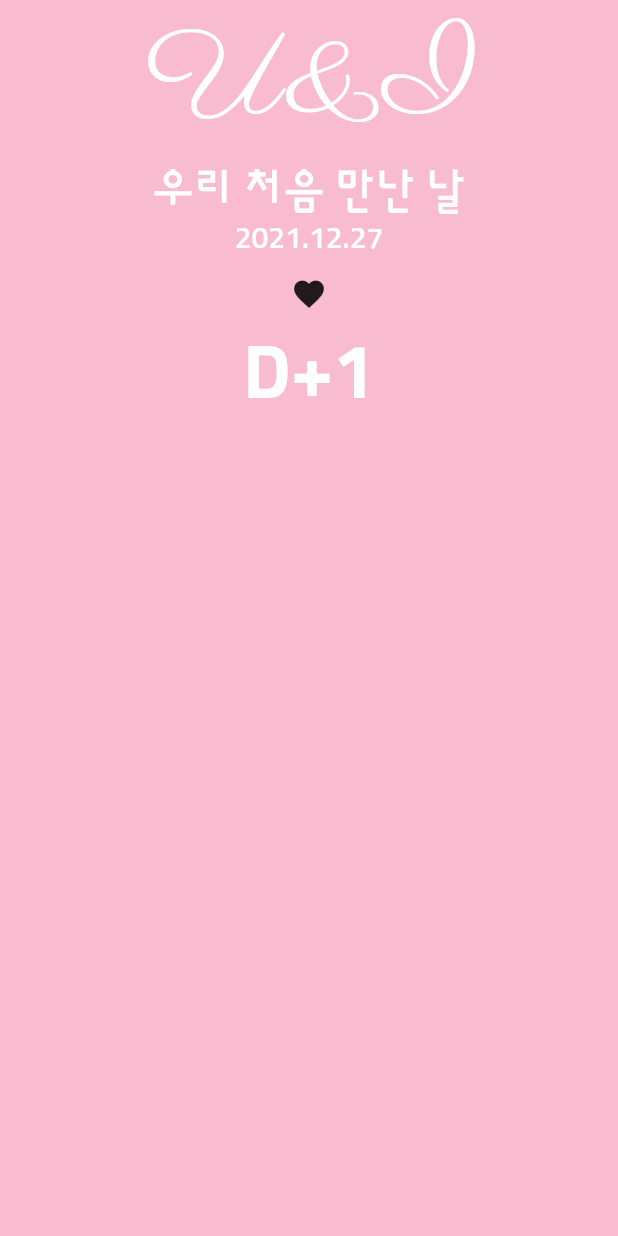
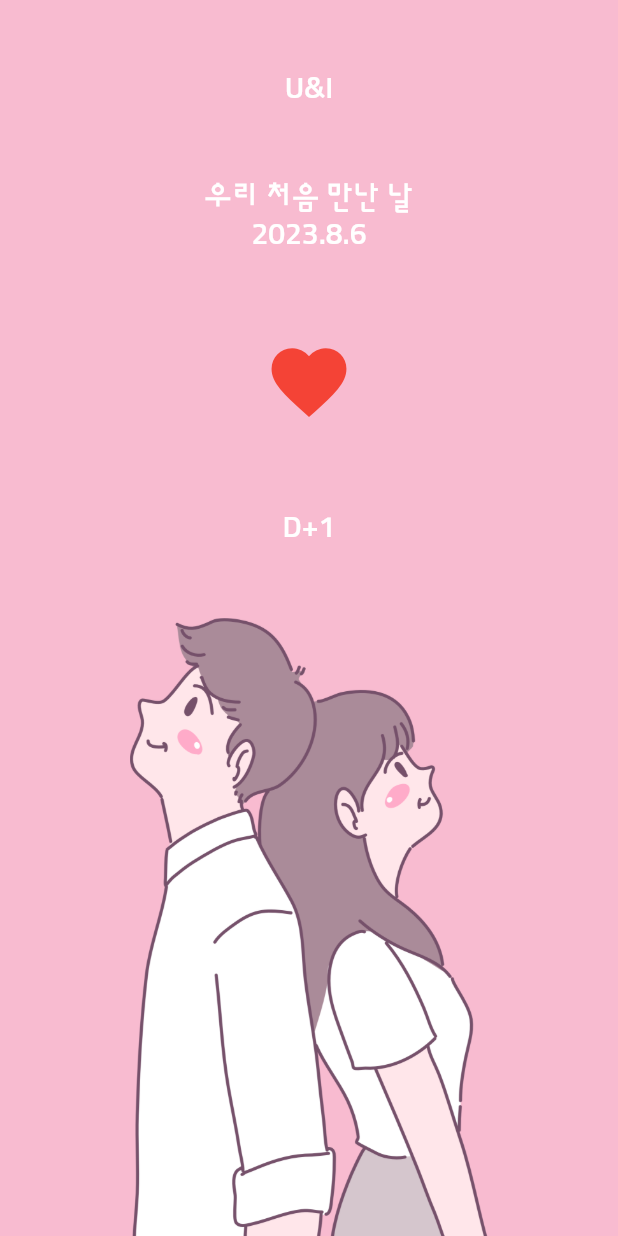
Before and after one commit to leejihyeon240/FlutterStudy, a Flutter app: the screen it shows after launch, on a phone screen of 412 x 824 dp. Run offline on Flutter 3.47's test engine with Material 2 defaults, Android fonts, the phone set to English and light mode, and no system bars; our stand-ins replace webview_flutter.

```diff
--- a/u_and_i/lib/screen/home_screen.dart
+++ b/u_and_i/lib/screen/home_screen.dart
@@ -1,3 +1,4 @@
+import 'package:flutter/cupertino.dart';
 import 'package:flutter/material.dart';
 
 class HomeScreen extends StatefulWidget {
@@ -9,58 +10,125 @@ class HomeScreen extends StatefulWidget {
 }
 
 class _HomeScreenState extends State<HomeScreen> {
+  DateTime selectedDate = DateTime(
+    DateTime.now().year,
+    DateTime.now().month,
+    DateTime.now().day,
+  );
+
   @override
   Widget build(BuildContext context) {
     return Scaffold(
       backgroundColor: Colors.pink[100],
       body: SafeArea(
+        bottom: false,
         child: Container(
           width: MediaQuery.of(context).size.width,
           child: Column(
             children: [
-              Text(
-                'U&I',
-                style: TextStyle(
-                  color: Colors.white,
-                  fontFamily: 'parisienne',
-                  fontSize: 80.0,
-                ),
+              _TopPart(
+                selectedDate: selectedDate,
+                onPressed: onHeartPressed,
               ),
-              Text(
-                '우리 처음 만난 날',
-                style: TextStyle(
-                  color: Colors.white,
-                  fontFamily: 'sunflower',
-                  fontSize: 30.0,
-                ),
-              ),
-              Text(
-                '2021.12.27',
-                style: TextStyle(
-                  color: Colors.white,
-                  fontFamily: 'sunflower',
-                  fontSize: 20.0,
-                ),
-              ),
-              IconButton(
-                onPressed: () {},
-                icon: Icon(
-                  Icons.favorite,
-                ),
-              ),
-              Text(
-                'D+1',
-                style: TextStyle(
-                  color: Colors.white,
-                  fontFamily: 'sunflower',
-                  fontSize: 50.0,
-                  fontWeight: FontWeight.w700
-                ),
-              ),
+              _BottomPart(),
             ],
           ),
         ),
       ),
     );
   }
+
+  void onHeartPressed() {
+    final DateTime now = DateTime.now();
+
+    showCupertinoDialog(
+      context: context,
+      barrierDismissible: true,
+      builder: (BuildContext context) {
+        return Align(
+          alignment: Alignment.bottomCenter,
+          child: Container(
+            color: Colors.white,
+            height: 300.0,
+            child: CupertinoDatePicker(
+              mode: CupertinoDatePickerMode.date,
+              initialDateTime: selectedDate, // 미래는 반영 안 되도록 설정하는 것 *maximumDate
+              maximumDate: DateTime(
+                now.year,
+                now.month,
+                now.day,
+              ),
+              onDateTimeChanged: (DateTime date) {
+                setState(() {
+                  selectedDate = date; // 선택된 것으로 selectedDate 값 변경
+                });
+              },
+            ),
+          ),
+        );
+      },
+    ); // iOS 스타일
+  }
 }
+
+class _TopPart extends StatelessWidget {
+  final DateTime selectedDate;
+  final VoidCallback onPressed;
+
+  _TopPart({required this.selectedDate, required this.onPressed, Key? key})
+      : super(key: key);
+
+  @override
+  Widget build(BuildContext context) {
+    final now = DateTime.now();
+
+    return Expanded(
+      child: Column(
+        mainAxisAlignment: MainAxisAlignment.spaceEvenly, // 적당하게 거리 두도록 하는 것
+        children: [
+          Text(
+            'U&I',
+          ),
+          Column(
+            children: [
+              Text(
+                '우리 처음 만난 날',
+              ),
+              Text(
+                '${selectedDate.year}.${selectedDate.month}.${selectedDate.day}',
+              ),
+            ],
+           ),
+          IconButton(
+            iconSize: 60.0,
+            onPressed: onPressed,
+            icon: Icon(
+              Icons.favorite,
+              color: Colors.red,
+            ),
+          ),
+          Text(
+            'D+${DateTime(
+                  now.year,
+                  now.month,
+                  now.day,
+                ).difference(selectedDate).inDays + 1}',
+          ),
+        ],
+      ),
+    );
+  }
+}
+
+class _BottomPart extends StatelessWidget {
+  const _BottomPart({super.key});
+
+  @override
+  Widget build(BuildContext context) {
+    return Expanded(
+      child: Image.asset(
+        'asset/img/middle_image.png',
+      ),
+    );
+  }
+}
```
Also changed, not shown: u_and_i/lib/main.dart (+29 -3 lines).
